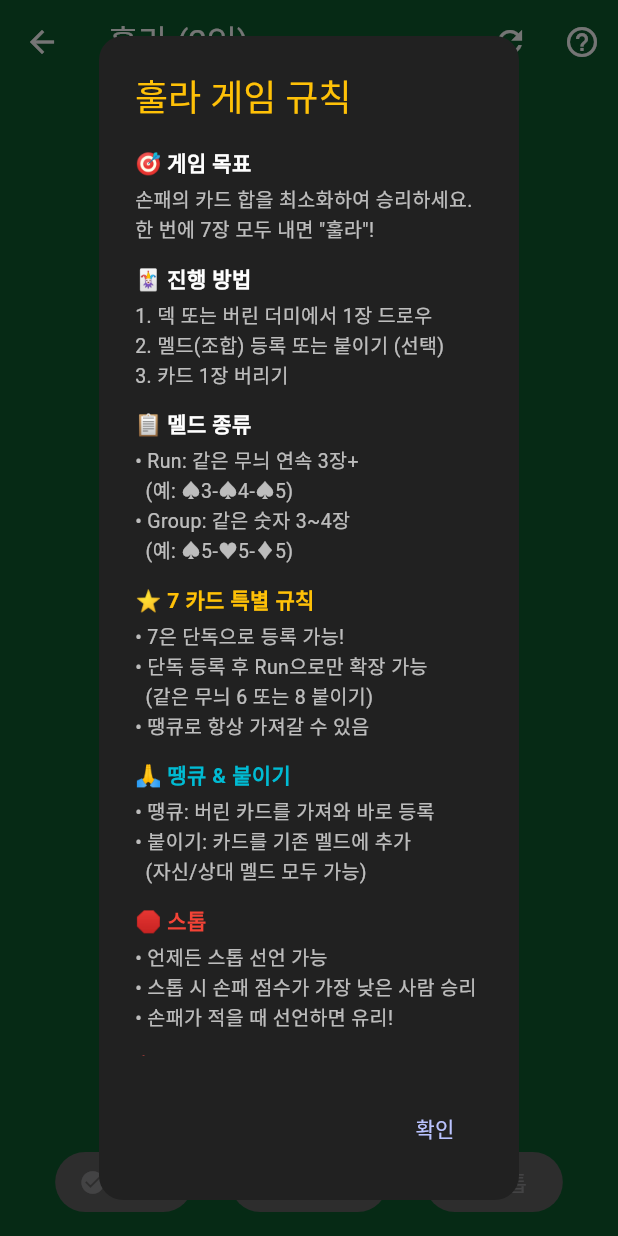
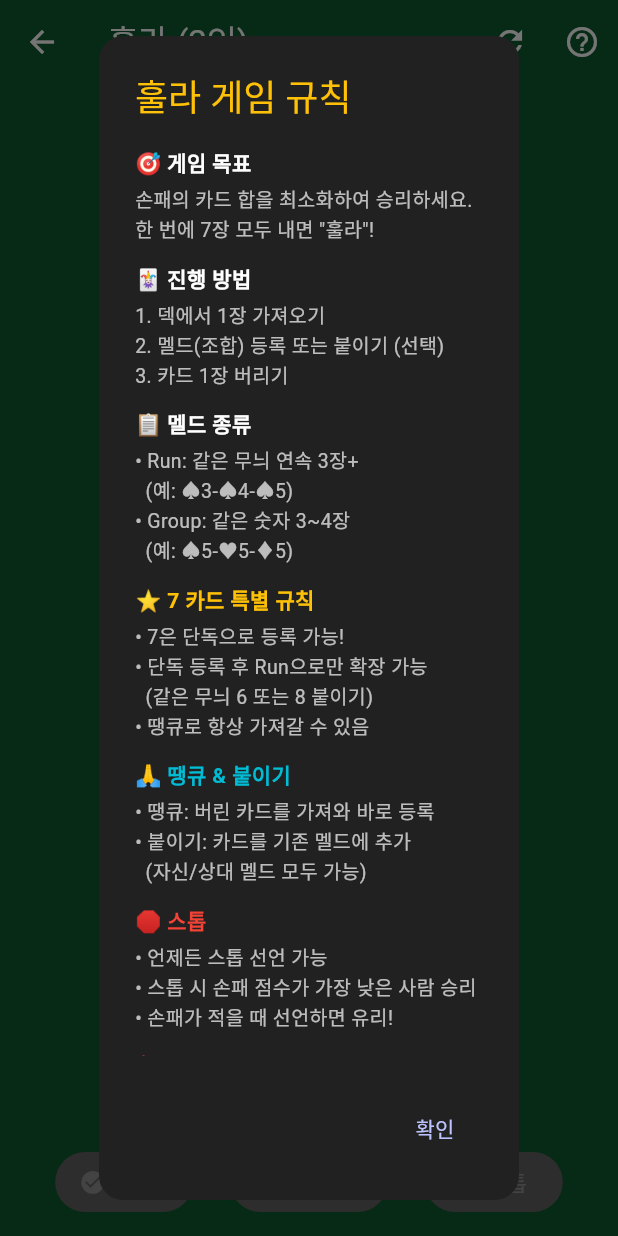
Before and after one commit to mhpark03/games, a Flutter app: the HulaScreen screen opened directly, after a tap on the "help outline" icon, on a phone screen of 412 x 824 dp. Run offline on Flutter 3.47's test engine with Material 3 defaults, Android fonts, the phone set to English and light mode, and no system bars; our stand-ins replace shared_preferences; accounts and stored records are empty.

Commit message:
훌라 진행 방법 설명 수정: 덱에서만 드로우 가능

```diff
--- a/lib/games/hula/hula_screen.dart
+++ b/lib/games/hula/hula_screen.dart
@@ -3737,7 +3737,7 @@ class _HulaScreenState extends State<HulaScreen> with TickerProviderStateMixin {
               ),
               SizedBox(height: 4),
               Text(
-                '1. 덱 또는 버린 더미에서 1장 드로우\n'
+                '1. 덱에서 1장 가져오기\n'
                 '2. 멜드(조합) 등록 또는 붙이기 (선택)\n'
                 '3. 카드 1장 버리기',
                 style: TextStyle(color: Colors.white70, fontSize: 13),
```
